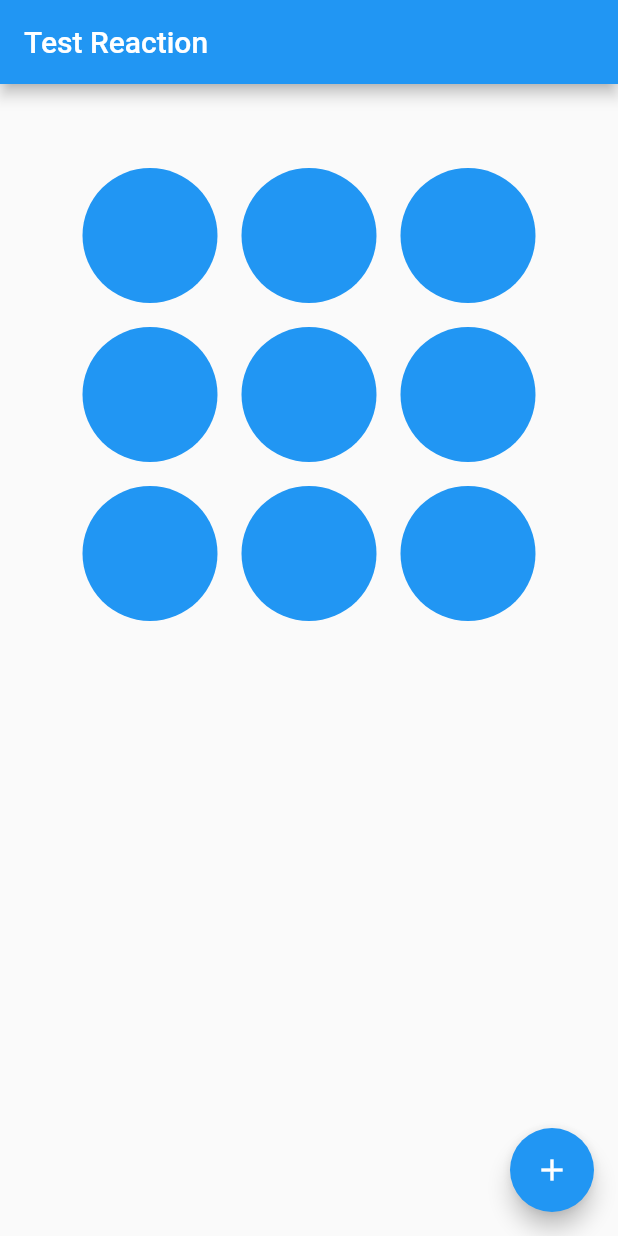
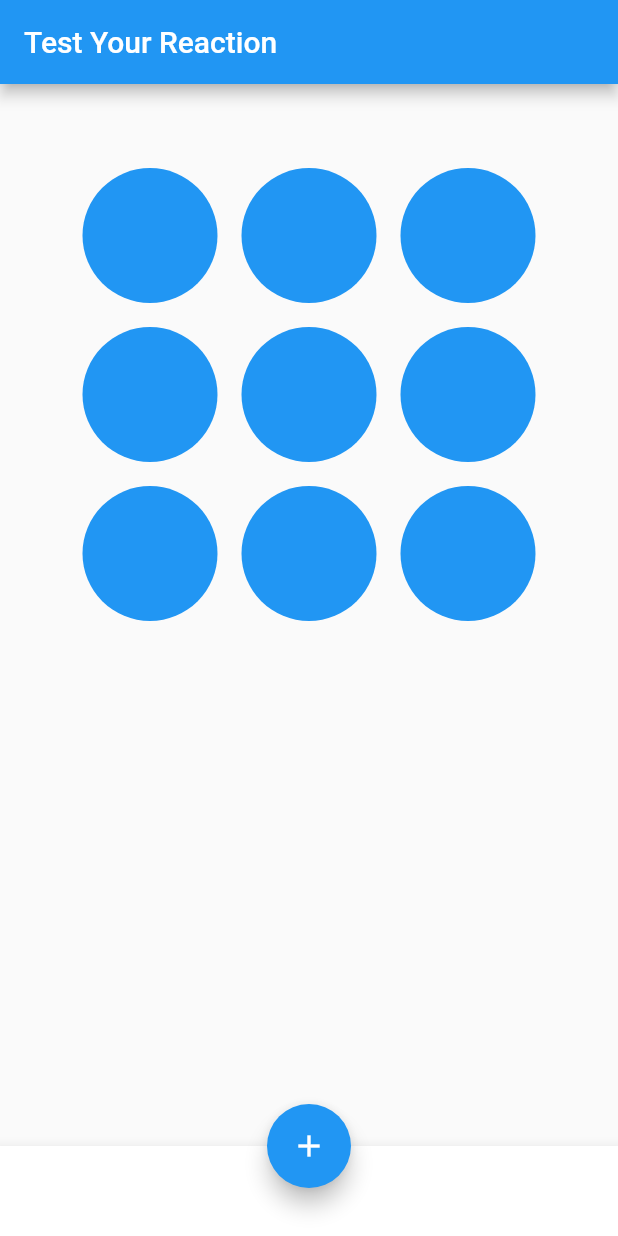
Before and after one commit to kira-on-git/colored_circles, a Flutter app: the screen it shows after launch, on a phone screen of 412 x 824 dp. Run offline on Flutter 3.47's test engine with Material 2 defaults, Android fonts, the phone set to English and light mode, and no system bars.

Commit message:
bottomNavi

```diff
--- a/lib/main.dart
+++ b/lib/main.dart
@@ -11,7 +11,7 @@ class MyApp extends StatelessWidget {
     return MaterialApp(
       debugShowCheckedModeBanner: false,
       title: 'Test Reaction',
-      home: MyHomePage(title: 'Test Reaction'),
+      home: MyHomePage(title: 'Test Your Reaction'),
     );
   }
 }
@@ -209,6 +209,8 @@ class _MyHomePageState extends State<MyHomePage> {
         tooltip: 'Increment',
         child: Icon(Icons.add),
       ),
+      floatingActionButtonLocation: FloatingActionButtonLocation.centerDocked ,
+      bottomNavigationBar: BottomAppBar(child: SizedBox(height: 60,) ,),
     );
   }
 }
```
